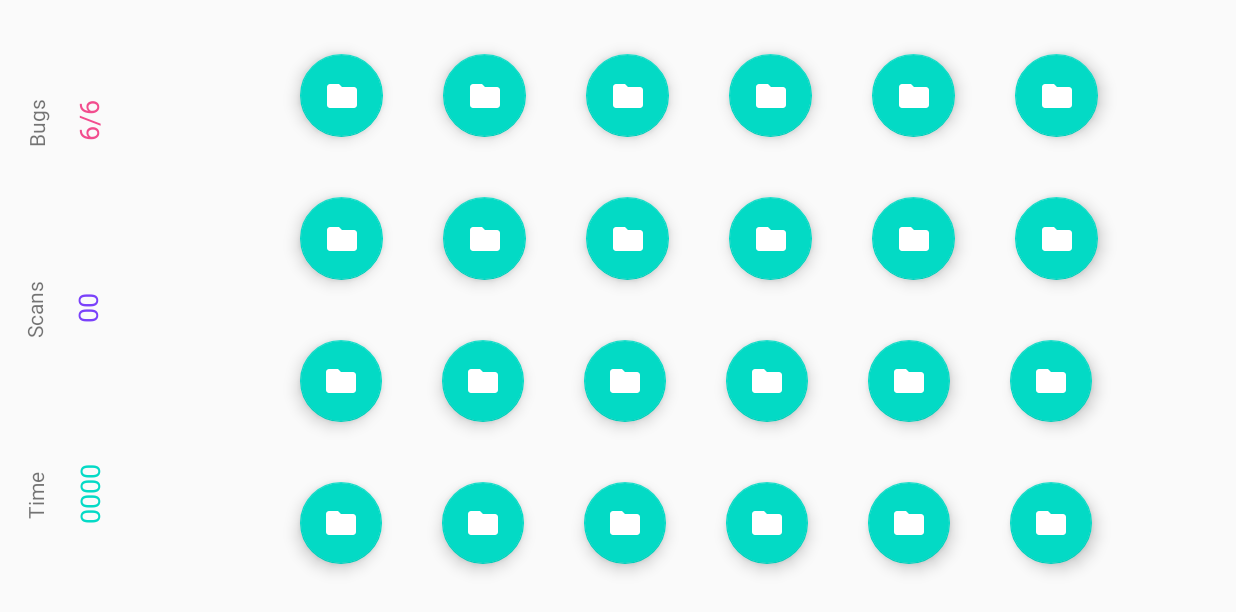
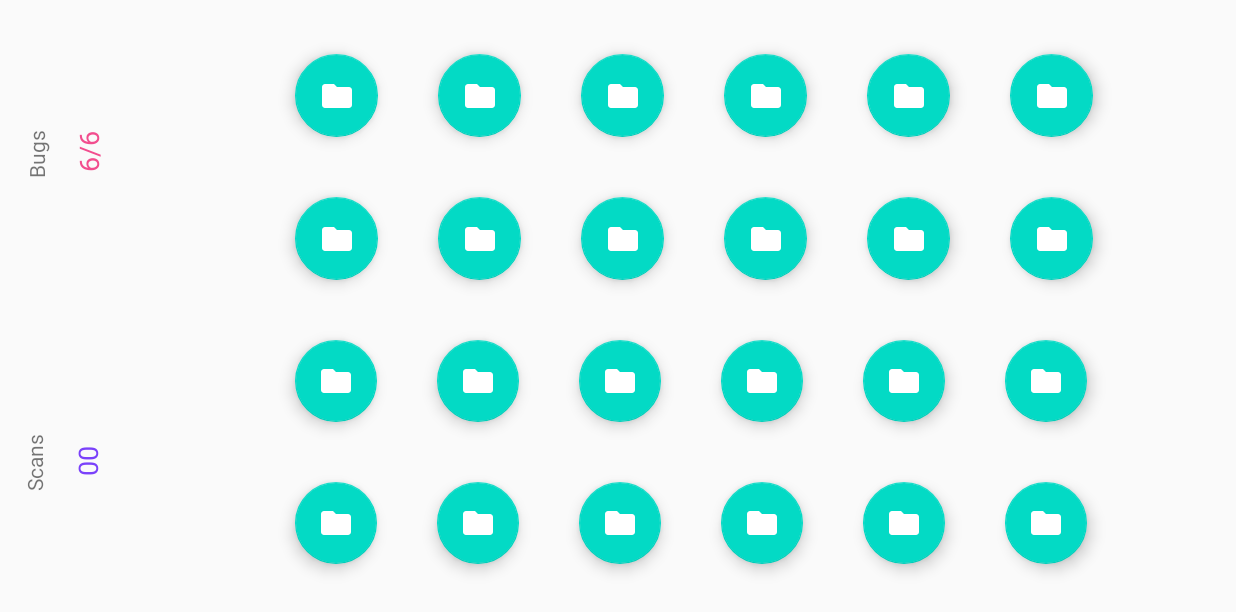
Before and after one commit to JenkinsXu/thedebugginggame, an Android app: the GameActivity screen opened directly, with no data from a screen before it, on a phone screen of 824 x 412 dp (held sideways). Shown: the top 612 px of the screen. Run offline under Robolectric (Android 15) with nearby library versions, the phone set to English and light mode, and no system bars.

```diff
--- a/app/src/main/res/layout/activity_game.xml
+++ b/app/src/main/res/layout/activity_game.xml
@@ -11,13 +11,11 @@
         android:layout_width="wrap_content"
         android:layout_height="wrap_content"
         android:layout_marginStart="8dp"
-        android:layout_marginBottom="32dp"
         android:rotation="-90"
         android:text="Bugs"
-        app:layout_constraintBottom_toTopOf="@+id/scanLabel"
+        app:layout_constraintBottom_toTopOf="@+id/guideline2"
         app:layout_constraintStart_toStartOf="parent"
-        app:layout_constraintTop_toTopOf="parent"
-        app:layout_constraintVertical_bias="0.496" />
+        app:layout_constraintTop_toTopOf="parent" />
 
     <TextView
         android:id="@+id/bugCount"
@@ -40,7 +38,7 @@
         android:text="Scans"
         app:layout_constraintBottom_toBottomOf="parent"
         app:layout_constraintStart_toStartOf="parent"
-        app:layout_constraintTop_toTopOf="parent" />
+        app:layout_constraintTop_toTopOf="@+id/guideline2" />
 
     <TextView
         android:id="@+id/scanCount"
@@ -54,30 +52,6 @@
         app:layout_constraintBaseline_toBaselineOf="@+id/scanLabel"
         app:layout_constraintStart_toEndOf="@+id/scanLabel" />
 
-    <TextView
-        android:id="@+id/timeLabel"
-        android:layout_width="wrap_content"
-        android:layout_height="wrap_content"
-        android:layout_marginStart="8dp"
-        android:layout_marginTop="32dp"
-        android:rotation="-90"
-        android:text="Time"
-        app:layout_constraintBottom_toBottomOf="parent"
-        app:layout_constraintStart_toStartOf="parent"
-        app:layout_constraintTop_toBottomOf="@+id/scanLabel"
-        app:layout_constraintVertical_bias="0.503" />
-
-    <TextView
-        android:id="@+id/timeValue"
-        android:layout_width="wrap_content"
-        android:layout_height="wrap_content"
-        android:rotation="-90"
-        android:text="0000"
-        android:textColor="#04DAC6"
-        android:textSize="18sp"
-        app:layout_constraintBaseline_toBaselineOf="@+id/timeLabel"
-        app:layout_constraintStart_toEndOf="@+id/timeLabel" />
-
     <TableLayout
         android:id="@+id/tableForButtons"
         android:layout_width="wrap_content"
@@ -87,8 +61,15 @@
         android:stretchColumns="*"
         app:layout_constraintBottom_toBottomOf="parent"
         app:layout_constraintEnd_toEndOf="parent"
-        app:layout_constraintStart_toEndOf="@+id/timeValue"
+        app:layout_constraintStart_toEndOf="@+id/bugCount"
         app:layout_constraintTop_toTopOf="parent">
 
     </TableLayout>
+
+    <androidx.constraintlayout.widget.Guideline
+        android:id="@+id/guideline2"
+        android:layout_width="wrap_content"
+        android:layout_height="wrap_content"
+        android:orientation="horizontal"
+        app:layout_constraintGuide_begin="205dp" />
 </androidx.constraintlayout.widget.ConstraintLayout>
```
Also changed, not shown: 4 other files.
